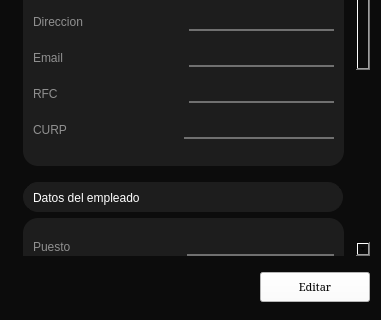
This is Restaurante/Administrador/ver_info_usuario.ui in camvaz/restaurante-ihc as Qt 5 draws it before an edit; both pictures show x 0 to 381 and y 280 to 600 of the 381 by 600 pixel window. The edited form follows.
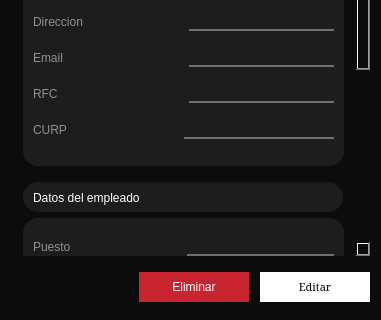
This is the edited form. Icons and pictures are not drawn.

Commit message: cambios widget empleados y ver usuario

Diff of the .ui file:
```diff
--- a/Restaurante/Administrador/ver_info_usuario.ui
+++ b/Restaurante/Administrador/ver_info_usuario.ui
@@ -1639,6 +1639,47 @@
          </property>
         </spacer>
        </item>
+       <item>
+        <widget class="QPushButton" name="pushButton">
+         <property name="minimumSize">
+          <size>
+           <width>110</width>
+           <height>30</height>
+          </size>
+         </property>
+         <property name="maximumSize">
+          <size>
+           <width>110</width>
+           <height>30</height>
+          </size>
+         </property>
+         <property name="styleSheet">
+          <string notr="true">color:white;
+background-color:#c92531;
+font: 8pt &quot;Noto Serif&quot;;
+border:none;</string>
+         </property>
+         <property name="text">
+          <string>Eliminar</string>
+         </property>
+        </widget>
+       </item>
+       <item>
+        <spacer name="horizontalSpacer_10">
+         <property name="orientation">
+          <enum>Qt::Horizontal</enum>
+         </property>
+         <property name="sizeType">
+          <enum>QSizePolicy::Fixed</enum>
+         </property>
+         <property name="sizeHint" stdset="0">
+          <size>
+           <width>5</width>
+           <height>20</height>
+          </size>
+         </property>
+        </spacer>
+       </item>
        <item>
         <widget class="QPushButton" name="btn_editar">
          <property name="minimumSize">
@@ -1665,7 +1706,8 @@
          <property name="styleSheet">
           <string notr="true">color: rgb(0, 0, 0);
 background-color: rgb(255, 255, 255);
-font: 8pt &quot;Noto Serif&quot;;</string>
+font: 8pt &quot;Noto Serif&quot;;
+border:none;</string>
          </property>
          <property name="text">
           <string>Editar</string>
```
Left out of the diff: 4 changed lines with no effect on the pictures. The commit also changes 2 other files.
